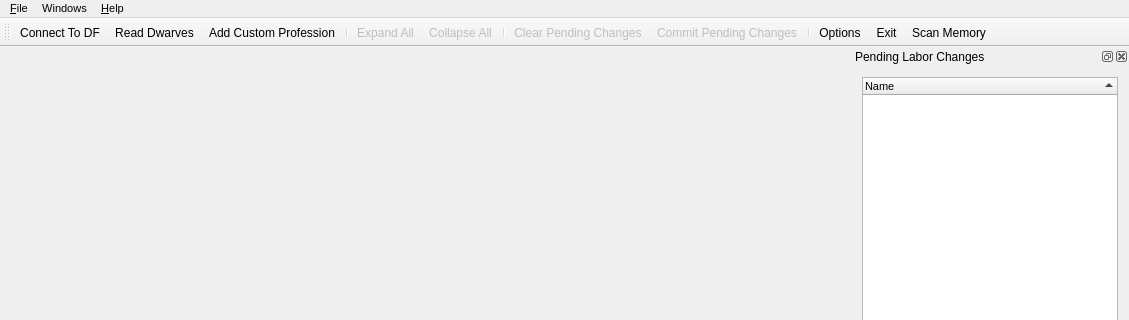
First picture: the form in ui/mainwindow.ui, repository BlessedHeretic/dwarf-therapist-1, before the edit; both pictures show x 0 to 1129 and y 0 to 320 of the 1129 by 807 pixel window.
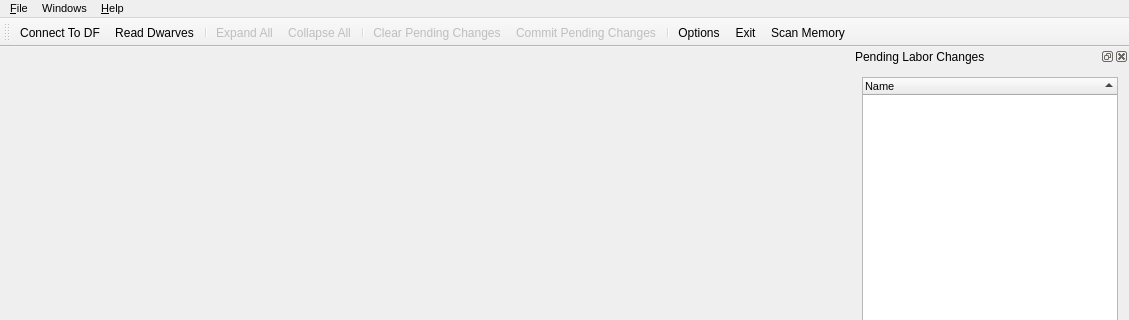
Second picture: the form after the edit. Icons and pictures are not drawn.

What changed in the file:
```diff
--- a/ui/mainwindow.ui
+++ b/ui/mainwindow.ui
@@ -219,7 +219,6 @@
    </attribute>
    <addaction name="act_connect_to_DF"/>
    <addaction name="act_read_dwarves"/>
-   <addaction name="act_add_custom_profession"/>
    <addaction name="separator"/>
    <addaction name="act_expand_all"/>
    <addaction name="act_collapse_all"/>
```
Left out of the diff: 62 changed lines with no effect on the pictures.
